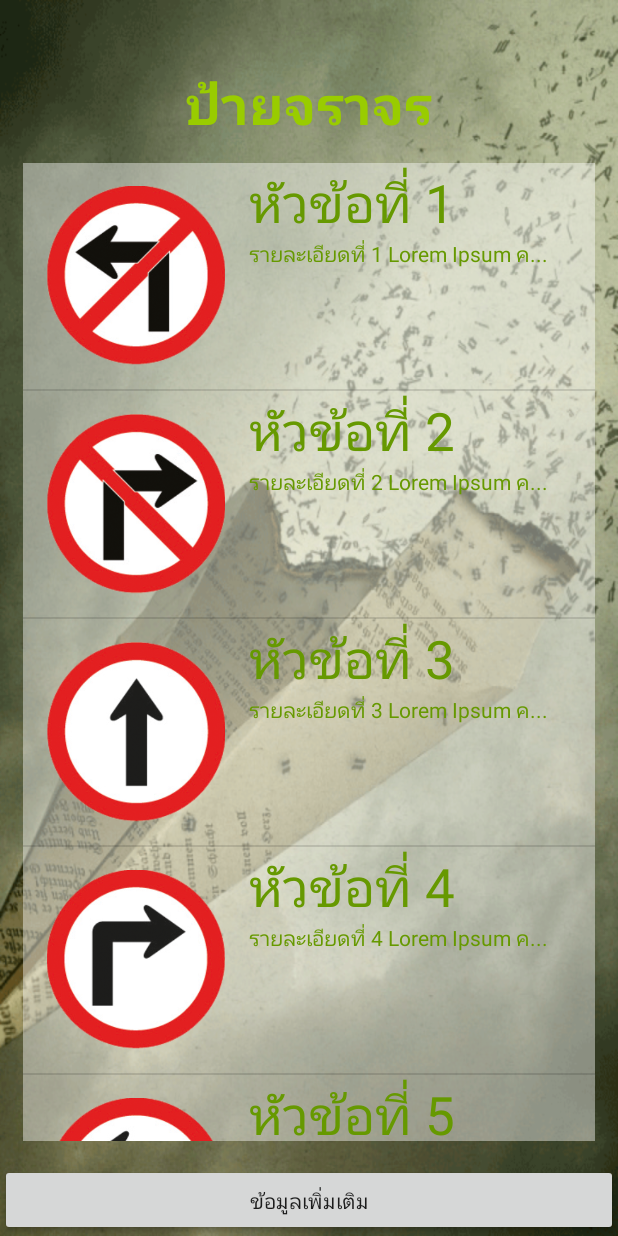
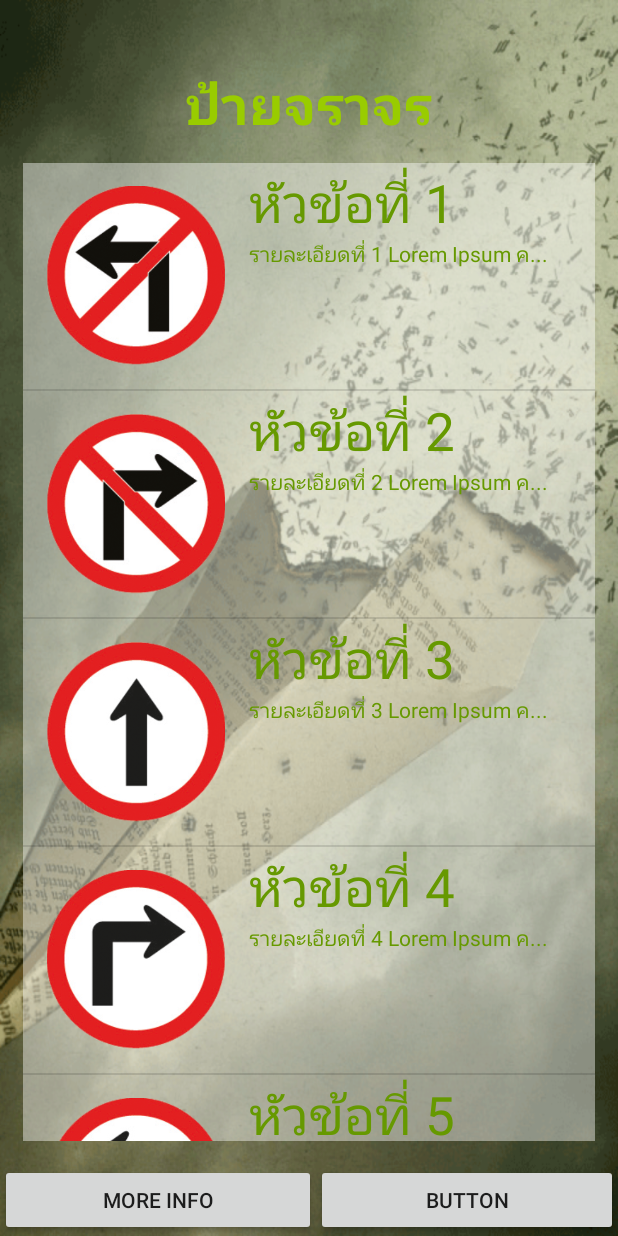
Before and after one commit to AllvinZ/Myfirstapp, an Android app: the screen it shows after launch (MainActivity), on a phone screen of 412 x 824 dp. Run offline under Robolectric (Android 15) with nearby library versions, the phone set to English and light mode, and no system bars.

Commit message:
Pre Test1 9 Mar 60

```diff
--- a/app/src/main/res/layout/activity_main.xml
+++ b/app/src/main/res/layout/activity_main.xml
@@ -23,21 +23,36 @@
         android:text="@string/txttitle"
         android:layout_centerVertical="true" />
 
-    <Button
+    <ListView
+        android:id="@+id/livTraffic"
+        android:layout_width="match_parent"
+        android:layout_height="match_parent"
+        android:layout_above="@+id/layButton"
+        android:layout_below="@+id/txttitle"
+        android:layout_margin="@dimen/my_margin"
+        android:background="#6effffff" />
+
+    <LinearLayout
+        android:id="@+id/layButton"
         android:layout_width="match_parent"
         android:layout_height="wrap_content"
-        android:onClick="onClickMoreInfo"
-        android:id="@+id/btnMoreinfo"
         android:layout_alignParentBottom="true"
-        android:text="@string/moreinfo" />
+        android:orientation="horizontal">
 
-    <ListView
-        android:layout_width="match_parent"
-        android:layout_height="match_parent"
-        android:layout_below="@+id/txttitle"
-        android:layout_above="@+id/btnMoreinfo"
-        android:id="@+id/livTraffic"
-        android:background="#6effffff"
-        android:layout_margin="@dimen/my_margin" />
+        <Button
+            android:id="@+id/btnMoreinfo"
+            android:layout_width="wrap_content"
+            android:layout_height="wrap_content"
+            android:layout_weight="1"
+            android:onClick="onClickMoreInfo"
+            android:text="@string/moreinfo" />
+
+        <Button
+            android:id="@+id/btnAboutMe"
+            android:layout_width="wrap_content"
+            android:layout_height="wrap_content"
+            android:layout_weight="1"
+            android:text="Button" />
+    </LinearLayout>
 
 </RelativeLayout>
--- a/app/src/main/res/values/strings.xml
+++ b/app/src/main/res/values/strings.xml
@@ -1,5 +1,6 @@
 <resources>
     <string name="app_name">My firstapp</string>
     <string name="txttitle">ป้ายจราจร</string>
-    <string name="moreinfo">ข้อมูลเพิ่มเติม</string>
+    <string name="moreinfo">More Info</string>
+    <string name="aboutMe">About Me</string>
 </resources>
--- a/build.gradle
+++ b/build.gradle
@@ -5,7 +5,7 @@ buildscript {
         jcenter()
     }
     dependencies {
-        classpath 'com.android.tools.build:gradle:2.2.3'
+        classpath 'com.android.tools.build:gradle:2.3.0'
 
         // NOTE: Do not place your application dependencies here; they belong
         // in the individual module build.gradle files
```
Also changed, not shown: gradle/wrapper/gradle-wrapper.properties.
